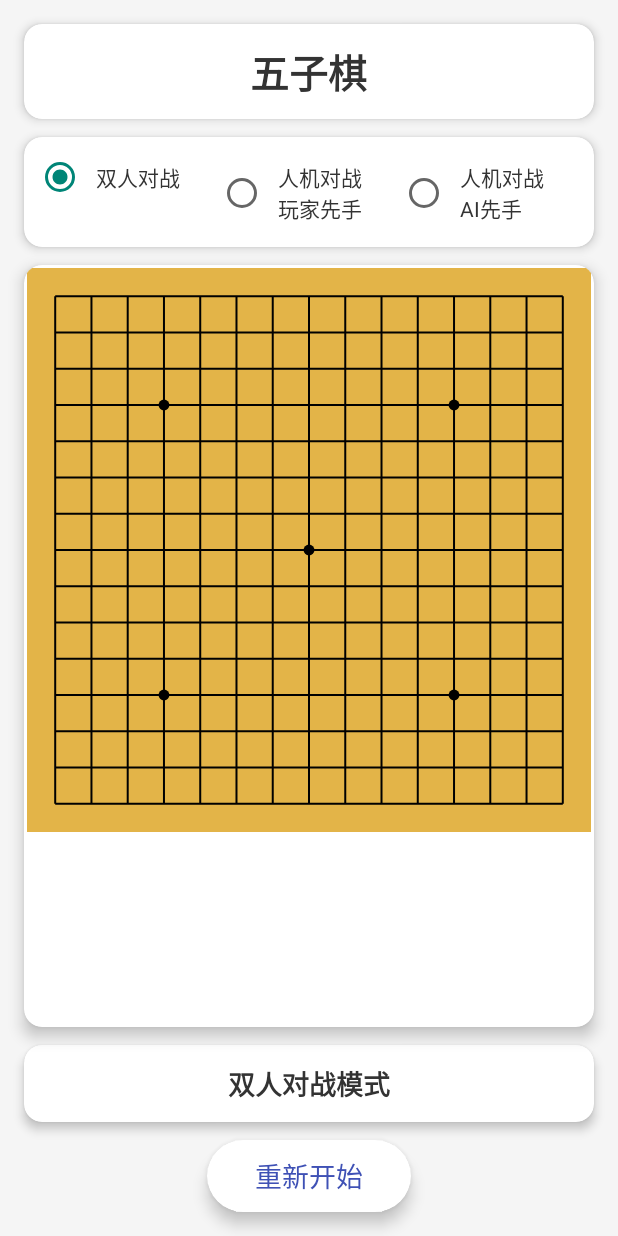
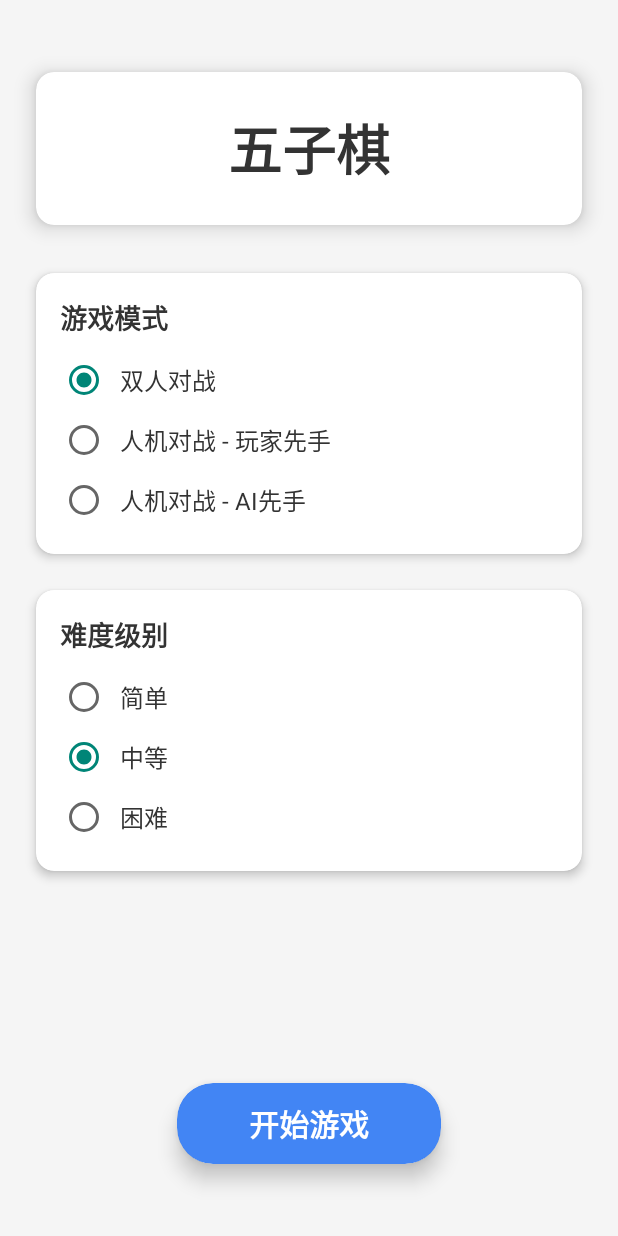
Before and after one commit to zyd16888/five-in-a-row, an Android app built with Jetpack Compose: the screen it shows after launch (MainActivity before the commit, WelcomeActivity after it), on a phone screen of 412 x 824 dp. Run offline under Robolectric (Android 15) with nearby library versions, the phone set to English and light mode, and no system bars.

```diff
--- /dev/null
+++ b/app/src/main/java/com/example/myapplication/WelcomeActivity.kt
@@ -0,0 +1,66 @@
+package com.example.myapplication
+
+import android.content.Intent
+import android.os.Bundle
+import android.widget.Button
+import android.widget.RadioGroup
+import androidx.activity.ComponentActivity
+
+class WelcomeActivity : ComponentActivity() {
+
+    private lateinit var modeRadioGroup: RadioGroup
+    private lateinit var difficultyRadioGroup: RadioGroup
+    private lateinit var startGameButton: Button
+
+    // 游戏选项
+    private var gameMode = 0
+    private var difficulty = 1
+
+    override fun onCreate(savedInstanceState: Bundle?) {
+        super.onCreate(savedInstanceState)
+        setContentView(R.layout.activity_welcome)
+
+        // 初始化视图
+        modeRadioGroup = findViewById(R.id.mode_radio_group)
+        difficultyRadioGroup = findViewById(R.id.difficulty_radio_group)
+        startGameButton = findViewById(R.id.start_game_button)
+
+        // 设置游戏模式选择监听
+        modeRadioGroup.setOnCheckedChangeListener { _, checkedId ->
+            gameMode = when (checkedId) {
+                R.id.mode_two_player -> 0
+                R.id.mode_player_first -> 1
+                R.id.mode_ai_first -> 2
+                else -> 0
+            }
+        }
+
+        // 设置难度选择监听
+        difficultyRadioGroup.setOnCheckedChangeListener { _, checkedId ->
+            difficulty = when (checkedId) {
+                R.id.difficulty_easy -> 0
+                R.id.difficulty_medium -> 1
+                R.id.difficulty_hard -> 2
+                else -> 1
+            }
+        }
+
+        // 设置开始游戏按钮点击事件
+        startGameButton.setOnClickListener {
+            startGame()
+        }
+
+        // 默认设置
+        modeRadioGroup.check(R.id.mode_two_player)
+        difficultyRadioGroup.check(R.id.difficulty_medium)
+    }
+
+    private fun startGame() {
+        // 创建Intent，传递游戏模式和难度参数到游戏页面
+        val intent = Intent(this, GameActivity::class.java).apply {
+            putExtra("GAME_MODE", gameMode)
+            putExtra("DIFFICULTY", difficulty)
+        }
+        startActivity(intent)
+    }
+}
--- /dev/null
+++ b/app/src/main/res/layout/activity_welcome.xml
@@ -0,0 +1,191 @@
+<?xml version="1.0" encoding="utf-8"?>
+<androidx.constraintlayout.widget.ConstraintLayout
+    xmlns:android="http://schemas.android.com/apk/res/android"
+    xmlns:app="http://schemas.android.com/apk/res-auto"
+    xmlns:tools="http://schemas.android.com/tools"
+    android:layout_width="match_parent"
+    android:layout_height="match_parent"
+    android:background="#F5F5F5"
+    tools:context=".WelcomeActivity">
+
+    <androidx.cardview.widget.CardView
+        android:id="@+id/title_card"
+        android:layout_width="match_parent"
+        android:layout_height="wrap_content"
+        android:layout_marginStart="24dp"
+        android:layout_marginTop="48dp"
+        android:layout_marginEnd="24dp"
+        app:cardCornerRadius="12dp"
+        app:cardElevation="8dp"
+        app:layout_constraintEnd_toEndOf="parent"
+        app:layout_constraintStart_toStartOf="parent"
+        app:layout_constraintTop_toTopOf="parent">
+
+        <TextView
+            android:id="@+id/title_text"
+            android:layout_width="wrap_content"
+            android:layout_height="wrap_content"
+            android:layout_gravity="center"
+            android:padding="24dp"
+            android:text="五子棋"
+            android:textColor="#333333"
+            android:textSize="36sp"
+            android:textStyle="bold" />
+    </androidx.cardview.widget.CardView>
+
+    <androidx.cardview.widget.CardView
+        android:id="@+id/mode_card"
+        android:layout_width="match_parent"
+        android:layout_height="wrap_content"
+        android:layout_marginStart="24dp"
+        android:layout_marginTop="32dp"
+        android:layout_marginEnd="24dp"
+        app:cardCornerRadius="12dp"
+        app:cardElevation="4dp"
+        app:layout_constraintEnd_toEndOf="parent"
+        app:layout_constraintStart_toStartOf="parent"
+        app:layout_constraintTop_toBottomOf="@+id/title_card">
+
+        <LinearLayout
+            android:layout_width="match_parent"
+            android:layout_height="wrap_content"
+            android:orientation="vertical"
+            android:padding="16dp">
+
+            <TextView
+                android:layout_width="match_parent"
+                android:layout_height="wrap_content"
+                android:layout_marginBottom="8dp"
+                android:text="游戏模式"
+                android:textColor="#333333"
+                android:textSize="18sp"
+                android:textStyle="bold" />
+
+            <RadioGroup
+                android:id="@+id/mode_radio_group"
+                android:layout_width="match_parent"
+                android:layout_height="wrap_content"
+                android:orientation="vertical">
+
+                <RadioButton
+                    android:id="@+id/mode_two_player"
+                    android:layout_width="match_parent"
+                    android:layout_height="wrap_content"
+                    android:checked="true"
+                    android:padding="8dp"
+                    android:text="双人对战"
+                    android:textColor="#333333"
+                    android:textSize="16sp" />
+
+                <RadioButton
+                    android:id="@+id/mode_player_first"
+                    android:layout_width="match_parent"
+                    android:layout_height="wrap_content"
+                    android:padding="8dp"
+                    android:text="人机对战 - 玩家先手"
+                    android:textColor="#333333"
+                    android:textSize="16sp" />
+
+                <RadioButton
+                    android:id="@+id/mode_ai_first"
+                    android:layout_width="match_parent"
+                    android:layout_height="wrap_content"
+                    android:padding="8dp"
+                    android:text="人机对战 - AI先手"
+                    android:textColor="#333333"
+                    android:textSize="16sp" />
+            </RadioGroup>
+        </LinearLayout>
+    </androidx.cardview.widget.CardView>
+
+    <androidx.cardview.widget.CardView
+        android:id="@+id/difficulty_card"
+        android:layout_width="match_parent"
+        android:layout_height="wrap_content"
+        android:layout_marginStart="24dp"
+        android:layout_marginTop="24dp"
+        android:layout_marginEnd="24dp"
+        app:cardCornerRadius="12dp"
+        app:cardElevation="4dp"
+        app:layout_constraintEnd_toEndOf="parent"
+        app:layout_constraintStart_toStartOf="parent"
+        app:layout_constraintTop_toBottomOf="@+id/mode_card">
+
+        <LinearLayout
+            android:layout_width="match_parent"
+            android:layout_height="wrap_content"
+            android:orientation="vertical"
+            android:padding="16dp">
+
+            <TextView
+                android:layout_width="match_parent"
+                android:layout_height="wrap_content"
+                android:layout_marginBottom="8dp"
+                android:text="难度级别"
+                android:textColor="#333333"
+                android:textSize="18sp"
+                android:textStyle="bold" />
+
+            <RadioGroup
+                android:id="@+id/difficulty_radio_group"
+                android:layout_width="match_parent"
+                android:layout_height="wrap_content"
+                android:orientation="vertical">
+
+                <RadioButton
+                    android:id="@+id/difficulty_easy"
+                    android:layout_width="match_parent"
+                    android:layout_height="wrap_content"
+                    android:padding="8dp"
+                    android:text="简单"
+                    android:textColor="#333333"
+                    android:textSize="16sp" />
+
+                <RadioButton
+                    android:id="@+id/difficulty_medium"
+                    android:layout_width="match_parent"
+                    android:layout_height="wrap_content"
+                    android:checked="true"
+                    android:padding="8dp"
+                    android:text="中等"
+                    android:textColor="#333333"
+                    android:textSize="16sp" />
+
+                <RadioButton
+                    android:id="@+id/difficulty_hard"
+                    android:layout_width="match_parent"
+                    android:layout_height="wrap_content"
+                    android:padding="8dp"
+                    android:text="困难"
+                    android:textColor="#333333"
+                    android:textSize="16sp" />
+            </RadioGroup>
+        </LinearLayout>
+    </androidx.cardview.widget.CardView>
+
+    <androidx.cardview.widget.CardView
+        android:layout_width="wrap_content"
+        android:layout_height="wrap_content"
+        android:layout_marginBottom="48dp"
+        app:cardCornerRadius="24dp"
+        app:cardElevation="8dp"
+        app:layout_constraintBottom_toBottomOf="parent"
+        app:layout_constraintEnd_toEndOf="parent"
+        app:layout_constraintStart_toStartOf="parent">
+
+        <Button
+            android:id="@+id/start_game_button"
+            android:layout_width="wrap_content"
+            android:layout_height="wrap_content"
+            android:background="@drawable/button_background"
+            android:paddingStart="48dp"
+            android:paddingTop="12dp"
+            android:paddingEnd="48dp"
+            android:paddingBottom="12dp"
+            android:text="开始游戏"
+            android:textColor="#FFFFFF"
+            android:textSize="20sp"
+            android:textStyle="bold" />
+    </androidx.cardview.widget.CardView>
+
+</androidx.constraintlayout.widget.ConstraintLayout>
```
Also changed, not shown: app/src/main/AndroidManifest.xml (+12 -5 lines), app/src/main/java/com/example/myapplication/GameActivity.kt (renamed from app/src/main/java/com/example/myapplication/MainActivity.kt, +45 -39 lines), app/src/main/java/com/example/myapplication/GomokuAI.kt (+80 -15 lines), app/src/main/java/com/example/myapplication/GomokuView.kt (+10 -1 lines), app/src/main/res/layout/activity_game.xml (added, +183 -0 lines).
